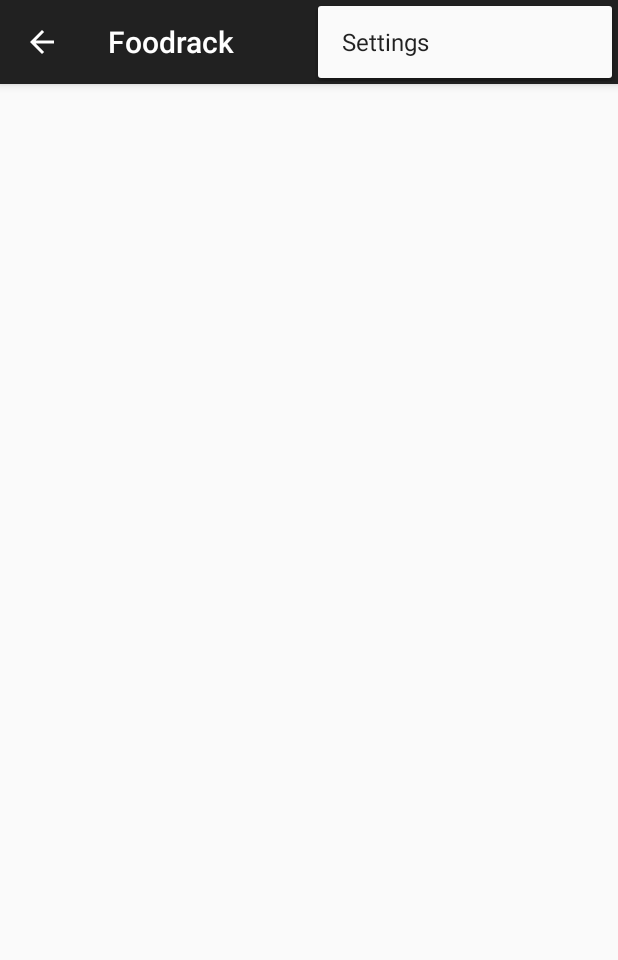
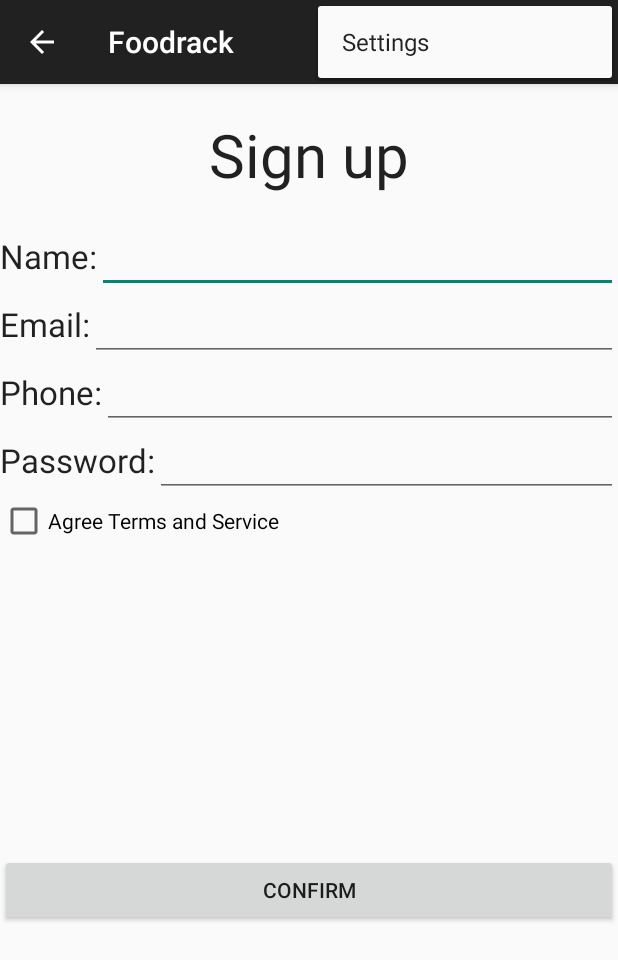
Before and after one commit to troyling/foodrack, an Android app: the screen it shows after launch (MainActivity), with the options menu open, on a phone screen of 412 x 824 dp. Shown: the top 960 px of the screen. Run offline under Robolectric (Android 15) with nearby library versions, the phone set to English and light mode, and no system bars; 4 statements that could not run were skipped.

```diff
--- a/app/src/main/java/com/troyling/foodrack/MainActivity.java
+++ b/app/src/main/java/com/troyling/foodrack/MainActivity.java
@@ -52,9 +52,22 @@ public class MainActivity extends ActionBarActivity
     @Override
     public void onNavigationDrawerItemSelected(int position) {
         // update the main content by replacing fragments
+        Fragment mmFragment = null;
+        switch (position) {
+            case 0:
+                mmFragment = new menu1_Fragment();
+                break;
+            case 1:
+                mmFragment = new menu2_Fragment();
+                break;
+            case 2:
+                mmFragment = new menu3_Fragment();
+                break;
+        }
+
         FragmentManager fragmentManager = getSupportFragmentManager();
         fragmentManager.beginTransaction()
-                .replace(R.id.container, PlaceholderFragment.newInstance(position + 1))
+                .replace(R.id.container, mmFragment)
                 .commit();
     }
 
--- /dev/null
+++ b/app/src/main/java/com/troyling/foodrack/menu1_Fragment.java
@@ -0,0 +1,22 @@
+package com.troyling.foodrack;
+
+import android.os.Bundle;
+import android.support.annotation.Nullable;
+import android.view.LayoutInflater;
+import android.view.View;
+import android.view.ViewGroup;
+import android.support.v4.app.Fragment;
+
+/**
+ * Created by ChandlerWu on 4/13/15.
+ */
+public class menu1_Fragment extends Fragment {
+    View rootView;
+    @Nullable
+    @Override
+    public View onCreateView(LayoutInflater inflater, ViewGroup container, Bundle savedInstanceState) {
+        rootView = inflater.inflate(R.layout.sign_up_layout, container, false);
+        return rootView;
+    }
+
+}
--- /dev/null
+++ b/app/src/main/res/layout/sign_up_layout.xml
@@ -0,0 +1,130 @@
+<?xml version="1.0" encoding="utf-8"?>
+<LinearLayout xmlns:android="http://schemas.android.com/apk/res/android"
+    android:orientation="vertical" android:layout_width="match_parent"
+    android:layout_height="match_parent"
+    android:id="@+id/basicLayout">
+
+    <TextView
+        android:layout_width="wrap_content"
+        android:layout_height="wrap_content"
+        android:textAppearance="?android:attr/textAppearanceLarge"
+        android:text="Sign up"
+        android:id="@+id/textView3"
+        android:layout_gravity="center_horizontal"
+        android:layout_marginTop="20dp"
+        android:layout_marginBottom="20dp"
+        android:textSize="40dp" />
+
+    <LinearLayout
+        android:orientation="horizontal"
+        android:layout_width="fill_parent"
+        android:layout_height="wrap_content">
+
+        <TextView
+            android:layout_width="wrap_content"
+            android:layout_height="wrap_content"
+            android:textAppearance="?android:attr/textAppearanceLarge"
+            android:text="Name:"
+            android:id="@+id/textView4" />
+
+        <EditText
+            android:layout_width="wrap_content"
+            android:layout_height="wrap_content"
+            android:inputType="textEmailAddress"
+            android:ems="10"
+            android:id="@+id/editText"
+            android:layout_weight="1" />
+
+    </LinearLayout>
+
+    <LinearLayout
+        android:orientation="horizontal"
+        android:layout_width="fill_parent"
+        android:layout_height="wrap_content">
+
+        <TextView
+            android:layout_width="wrap_content"
+            android:layout_height="wrap_content"
+            android:textAppearance="?android:attr/textAppearanceLarge"
+            android:text="Email:"
+            android:id="@+id/textView5" />
+
+        <EditText
+            android:layout_width="wrap_content"
+            android:layout_height="wrap_content"
+            android:inputType="textEmailAddress"
+            android:ems="10"
+            android:id="@+id/editText2"
+            android:layout_weight="1" />
+    </LinearLayout>
+
+    <LinearLayout
+        android:orientation="horizontal"
+        android:layout_width="fill_parent"
+        android:layout_height="wrap_content">
+
+        <TextView
+            android:layout_width="wrap_content"
+            android:layout_height="wrap_content"
+            android:textAppearance="?android:attr/textAppearanceLarge"
+            android:text="Phone:"
+            android:id="@+id/textView6" />
+
+        <EditText
+            android:layout_width="wrap_content"
+            android:layout_height="wrap_content"
+            android:inputType="phone"
+            android:ems="10"
+            android:id="@+id/editText3"
+            android:layout_weight="1" />
+    </LinearLayout>
+
+    <LinearLayout
+        android:orientation="horizontal"
+        android:layout_width="fill_parent"
+        android:layout_height="wrap_content">
+
+        <TextView
+            android:layout_width="wrap_content"
+            android:layout_height="wrap_content"
+            android:textAppearance="?android:attr/textAppearanceLarge"
+            android:text="Password:"
+            android:id="@+id/textView7" />
+
+        <EditText
+            android:layout_width="wrap_content"
+            android:layout_height="wrap_content"
+            android:inputType="textPassword"
+            android:ems="10"
+            android:id="@+id/editText4"
+            android:layout_weight="1" />
+    </LinearLayout>
+
+    <LinearLayout
+        android:orientation="horizontal"
+        android:layout_width="fill_parent"
+        android:layout_height="wrap_content">
+
+        <CheckBox
+            android:layout_width="wrap_content"
+            android:layout_height="wrap_content"
+            android:text="Agree Terms and Service"
+            android:id="@+id/checkBox"
+            android:checked="false" />
+
+    </LinearLayout>
+
+    <LinearLayout
+        android:orientation="horizontal"
+        android:layout_width="fill_parent"
+        android:layout_height="fill_parent">
+
+        <Button
+            android:layout_width="match_parent"
+            android:layout_height="wrap_content"
+            android:text="Confirm"
+            android:id="@+id/button"
+            android:layout_gravity="center_vertical" />
+    </LinearLayout>
+
+</LinearLayout>
```
Also changed, not shown: app/src/main/java/com/troyling/foodrack/menu2_Fragment.java (added, +22 -0 lines), app/src/main/java/com/troyling/foodrack/menu3_Fragment.java (added, +22 -0 lines), app/src/main/res/layout/fragment_main.xml (+10 -0 lines), app/src/main/res/layout/menu1_layout.xml (added, +12 -0 lines), app/src/main/res/layout/menu2_layout.xml (added, +12 -0 lines), app/src/main/res/layout/menu3_layout.xml (added, +12 -0 lines), 3 other files.
